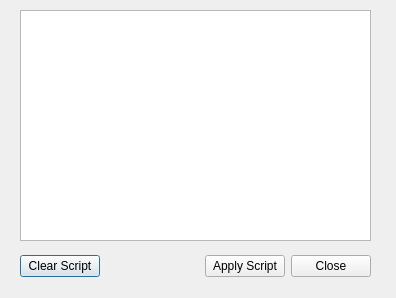
This is src/meshlab/ui/filterScriptDialog.ui in cnr-isti-vclab/meshlab as Qt 5 draws it before an edit. The edited form follows.
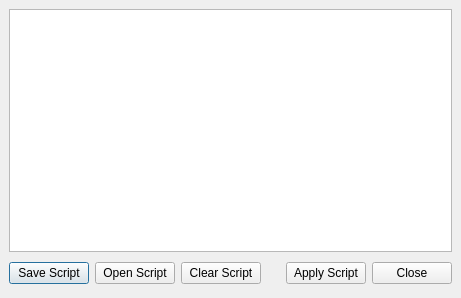
This is the edited form.

Commit message: Added Initial Filter Script Dialog

Diff of the .ui file:
```diff
--- a/src/meshlab/ui/filterScriptDialog.ui
+++ b/src/meshlab/ui/filterScriptDialog.ui
@@ -8,22 +8,32 @@
    <rect>
     <x>0</x>
     <y>0</y>
-    <width>396</width>
+    <width>461</width>
     <height>298</height>
    </rect>
   </property>
   <property name="windowTitle" >
    <string>Dialog</string>
   </property>
-  <widget class="QWidget" name="layoutWidget" >
-   <property name="geometry" >
-    <rect>
-     <x>20</x>
-     <y>250</y>
-     <width>351</width>
-     <height>33</height>
-    </rect>
+  <layout class="QHBoxLayout" >
+   <property name="margin" >
+    <number>9</number>
    </property>
+   <property name="spacing" >
+    <number>6</number>
+   </property>
+   <item>
+    <layout class="QVBoxLayout" >
+     <property name="margin" >
+      <number>0</number>
+     </property>
+     <property name="spacing" >
+      <number>6</number>
+     </property>
+     <item>
+      <widget class="QListWidget" name="scriptListWidget" />
+     </item>
+     <item>
    <layout class="QHBoxLayout" >
     <property name="margin" >
      <number>0</number>
@@ -31,6 +41,20 @@
     <property name="spacing" >
      <number>6</number>
     </property>
+       <item>
+        <widget class="QPushButton" name="saveScriptButton" >
+         <property name="text" >
+          <string>Save Script</string>
+         </property>
+        </widget>
+       </item>
+       <item>
+        <widget class="QPushButton" name="openScriptButton" >
+         <property name="text" >
+          <string>Open Script</string>
+         </property>
+        </widget>
+       </item>
     <item>
      <widget class="QPushButton" name="clearScriptButton" >
       <property name="text" >
@@ -66,17 +90,10 @@
      </widget>
     </item>
    </layout>
-  </widget>
-  <widget class="QListWidget" name="scriptListWidget" >
-   <property name="geometry" >
-    <rect>
-     <x>20</x>
-     <y>10</y>
-     <width>351</width>
-     <height>231</height>
-    </rect>
-   </property>
-  </widget>
+     </item>
+    </layout>
+   </item>
+  </layout>
  </widget>
  <pixmapfunction></pixmapfunction>
  <resources/>
```
Lines whose indentation alone changed are shown as unchanged. The commit also changes 10 other files.
